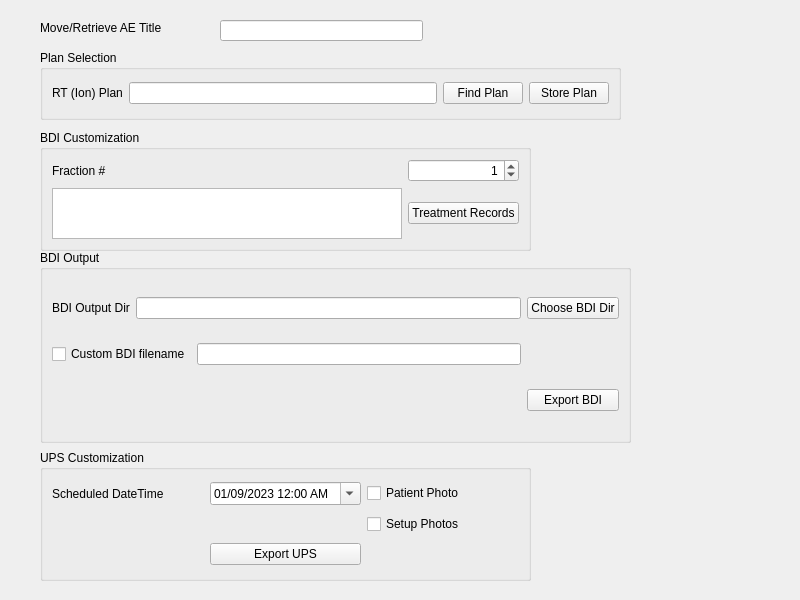
Qt form tdwii_plus_examples/rtbdi_creator/form.ui (sjswerdloff/tdwii_plus_examples) before a commit.
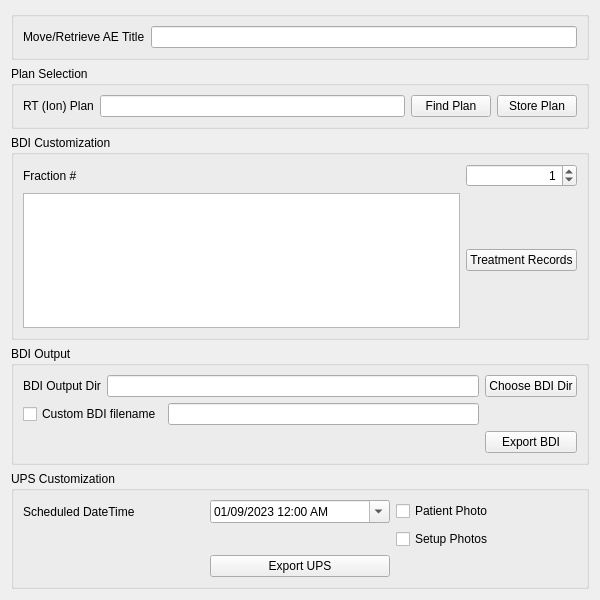
The same form after that commit.

Commit message:
update the UI of rtbdi_creator (#59)
* update the UI of rtbdi_creator

* Let flake8 to ignore the generated UI file

Patch:
```diff
--- a/tdwii_plus_examples/rtbdi_creator/form.ui
+++ b/tdwii_plus_examples/rtbdi_creator/form.ui
@@ -6,78 +6,35 @@
    <rect>
     <x>0</x>
     <y>0</y>
-    <width>800</width>
+    <width>600</width>
     <height>600</height>
    </rect>
   </property>
-  <property name="font">
-   <font>
-    <family>.AppleSystemUIFont</family>
-   </font>
-  </property>
   <property name="windowTitle">
    <string>RT Beams Delivery Instruction and UPS Creator</string>
   </property>
-  <property name="toolTip">
-   <string extracomment="tool tip comment"/>
-  </property>
-  <widget class="QGroupBox" name="group_box_bdi_variables">
-   <property name="geometry">
-    <rect>
-     <x>40</x>
-     <y>130</y>
-     <width>491</width>
-     <height>121</height>
-    </rect>
-   </property>
+  <layout class="QVBoxLayout" name="verticalLayout_2">
+   <item>
+    <widget class="QGroupBox" name="group_box_main">
    <property name="title">
-    <string>BDI Customization</string>
-   </property>
-   <layout class="QGridLayout" name="gridLayout_3">
-    <item row="0" column="1">
-     <widget class="QDoubleSpinBox" name="double_spin_box_fraction_number">
-      <property name="alignment">
-       <set>Qt::AlignRight|Qt::AlignTrailing|Qt::AlignVCenter</set>
-      </property>
-      <property name="decimals">
-       <number>0</number>
-      </property>
-      <property name="value">
-       <double>1.000000000000000</double>
-      </property>
-     </widget>
-    </item>
+      <string/>
+     </property>
+     <layout class="QGridLayout" name="gridLayout_5">
     <item row="0" column="0">
-     <widget class="QLabel" name="label_fraction_number">
+       <widget class="QLabel" name="label_move_ae_title">
       <property name="text">
-       <string>Fraction #</string>
+         <string>Move/Retrieve AE Title</string>
       </property>
      </widget>
     </item>
-    <item row="1" column="0">
-     <widget class="QListView" name="list_view_treatment_records"/>
-    </item>
-    <item row="1" column="1">
-     <widget class="QPushButton" name="push_button_load_treatment_records">
-      <property name="toolTip">
-       <string>&lt;html&gt;&lt;head/&gt;&lt;body&gt;&lt;p&gt;Simulate a partially treated session.&lt;/p&gt;&lt;p&gt;The treatment records selected must reference the RT (Ion) Plan selected, and the Current Fraction Number in the RT (Ion) Beams Session records must match the Fraction # specified&lt;/p&gt;&lt;/body&gt;&lt;/html&gt;</string>
-      </property>
-      <property name="text">
-       <string>Treatment Records</string>
-      </property>
-     </widget>
+      <item row="0" column="1">
+       <widget class="QLineEdit" name="line_edit_move_scp_ae_title"/>
     </item>
    </layout>
   </widget>
+   </item>
+   <item>
   <widget class="QGroupBox" name="group_box_plan_selection">
-   <property name="geometry">
-    <rect>
-     <x>40</x>
-     <y>50</y>
-     <width>581</width>
-     <height>70</height>
-    </rect>
-   </property>
    <property name="title">
     <string>Plan Selection</string>
    </property>
@@ -108,28 +65,63 @@
     </item>
    </layout>
   </widget>
+   </item>
+   <item>
+    <widget class="QGroupBox" name="group_box_bdi_variables">
+     <property name="sizePolicy">
+      <sizepolicy hsizetype="Preferred" vsizetype="Expanding">
+       <horstretch>0</horstretch>
+       <verstretch>0</verstretch>
+      </sizepolicy>
+     </property>
+     <property name="title">
+      <string>BDI Customization</string>
+     </property>
+     <layout class="QGridLayout" name="gridLayout_3">
+      <item row="1" column="0">
+       <widget class="QListView" name="list_view_treatment_records"/>
+      </item>
+      <item row="0" column="0">
+       <widget class="QLabel" name="label_fraction_number">
+        <property name="text">
+         <string>Fraction #</string>
+        </property>
+       </widget>
+      </item>
+      <item row="1" column="1">
+       <widget class="QPushButton" name="push_button_load_treatment_records">
+        <property name="toolTip">
+         <string>&lt;html&gt;&lt;head/&gt;&lt;body&gt;&lt;p&gt;Simulate a partially treated session.&lt;/p&gt;&lt;p&gt;The treatment records selected must reference the RT (Ion) Plan selected, and the Current Fraction Number in the RT (Ion) Beams Session records must match the Fraction # specified&lt;/p&gt;&lt;/body&gt;&lt;/html&gt;</string>
+        </property>
+        <property name="text">
+         <string>Treatment Records</string>
+        </property>
+       </widget>
+      </item>
+      <item row="0" column="1">
+       <widget class="QDoubleSpinBox" name="double_spin_box_fraction_number">
+        <property name="alignment">
+         <set>Qt::AlignRight|Qt::AlignTrailing|Qt::AlignVCenter</set>
+        </property>
+        <property name="decimals">
+         <number>0</number>
+        </property>
+        <property name="value">
+         <double>1.000000000000000</double>
+        </property>
+       </widget>
+      </item>
+     </layout>
+    </widget>
+   </item>
+   <item>
   <widget class="QGroupBox" name="group_box_bdi_output">
-   <property name="geometry">
-    <rect>
-     <x>40</x>
-     <y>250</y>
-     <width>591</width>
-     <height>193</height>
-    </rect>
-   </property>
    <property name="title">
     <string>BDI Output</string>
    </property>
    <layout class="QGridLayout" name="gridLayout_2">
-    <item row="0" column="0">
-     <widget class="QLabel" name="label_bdi_output_dir">
-      <property name="text">
-       <string>BDI Output Dir</string>
-      </property>
-     </widget>
-    </item>
-    <item row="0" column="1" colspan="2">
-     <widget class="QLineEdit" name="lineedit_bdidir_selector"/>
+      <item row="1" column="2">
+       <widget class="QLineEdit" name="line_edit_bdi_filename"/>
     </item>
     <item row="0" column="3">
      <widget class="QPushButton" name="push_button_bdi_dir_finder">
@@ -138,6 +130,16 @@
       </property>
      </widget>
     </item>
+      <item row="0" column="1" colspan="2">
+       <widget class="QLineEdit" name="lineedit_bdidir_selector"/>
+      </item>
+      <item row="0" column="0">
+       <widget class="QLabel" name="label_bdi_output_dir">
+        <property name="text">
+         <string>BDI Output Dir</string>
+        </property>
+       </widget>
+      </item>
     <item row="1" column="0" colspan="2">
      <widget class="QCheckBox" name="checkbox_custom_bdi_filename">
       <property name="toolTip">
@@ -148,10 +150,7 @@
       </property>
      </widget>
     </item>
-    <item row="1" column="2">
-     <widget class="QLineEdit" name="line_edit_bdi_filename"/>
-    </item>
-    <item row="3" column="3">
+      <item row="2" column="3">
      <widget class="QPushButton" name="push_button_export_bdi">
       <property name="text">
        <string>Export BDI</string>
@@ -160,33 +159,13 @@
     </item>
    </layout>
   </widget>
+   </item>
+   <item>
   <widget class="QGroupBox" name="group_box_ups">
-   <property name="geometry">
-    <rect>
-     <x>40</x>
-     <y>450</y>
-     <width>491</width>
-     <height>131</height>
-    </rect>
-   </property>
    <property name="title">
     <string>UPS Customization</string>
    </property>
    <layout class="QGridLayout" name="gridLayout">
-    <item row="3" column="1">
-     <widget class="QPushButton" name="push_button_export_ups">
-      <property name="text">
-       <string>Export UPS</string>
-      </property>
-     </widget>
-    </item>
-    <item row="1" column="0">
-     <widget class="QLabel" name="label_start_datetime">
-      <property name="text">
-       <string>Scheduled DateTime</string>
-      </property>
-     </widget>
-    </item>
     <item row="1" column="2">
      <widget class="QCheckBox" name="checkbox_patient_photo">
       <property name="text">
@@ -194,8 +173,31 @@
       </property>
      </widget>
     </item>
+      <item row="1" column="0">
+       <widget class="QLabel" name="label_start_datetime">
+        <property name="text">
+         <string>Scheduled DateTime</string>
+        </property>
+       </widget>
+      </item>
+      <item row="2" column="2">
+       <widget class="QCheckBox" name="checkbox_setup_photos">
+        <property name="enabled">
+         <bool>true</bool>
+        </property>
+        <property name="text">
+         <string>Setup Photos</string>
+        </property>
+       </widget>
+      </item>
     <item row="1" column="1">
      <widget class="QDateTimeEdit" name="datetime_edit_scheduled_datetime">
+        <property name="sizePolicy">
+         <sizepolicy hsizetype="Minimum" vsizetype="Fixed">
+          <horstretch>0</horstretch>
+          <verstretch>0</verstretch>
+         </sizepolicy>
+        </property>
       <property name="dateTime">
        <datetime>
         <hour>0</hour>
@@ -214,44 +216,23 @@
       </property>
      </widget>
     </item>
-    <item row="2" column="2">
-     <widget class="QCheckBox" name="checkbox_setup_photos">
-      <property name="enabled">
-       <bool>true</bool>
+      <item row="3" column="1">
+       <widget class="QPushButton" name="push_button_export_ups">
+        <property name="sizePolicy">
+         <sizepolicy hsizetype="Minimum" vsizetype="Fixed">
+          <horstretch>0</horstretch>
+          <verstretch>0</verstretch>
+         </sizepolicy>
       </property>
       <property name="text">
-       <string>Setup Photos</string>
+         <string>Export UPS</string>
       </property>
      </widget>
     </item>
    </layout>
   </widget>
-  <widget class="QLineEdit" name="line_edit_move_scp_ae_title">
-   <property name="geometry">
-    <rect>
-     <x>220</x>
-     <y>20</y>
-     <width>203</width>
-     <height>21</height>
-    </rect>
-   </property>
-   <property name="clearButtonEnabled">
-    <bool>false</bool>
-   </property>
-  </widget>
-  <widget class="QLabel" name="label_move_ae_title">
-   <property name="geometry">
-    <rect>
-     <x>40</x>
-     <y>20</y>
-     <width>135</width>
-     <height>16</height>
-    </rect>
-   </property>
-   <property name="text">
-    <string>Move/Retrieve AE Title</string>
-   </property>
-  </widget>
+   </item>
+  </layout>
  </widget>
  <resources/>
  <connections/>
```
Lines whose indentation alone changed are shown as unchanged. The commit also changes 3 other files.
